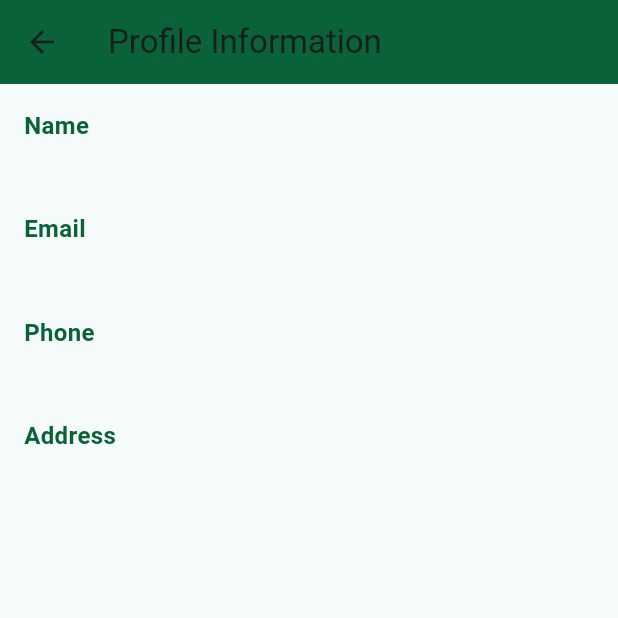
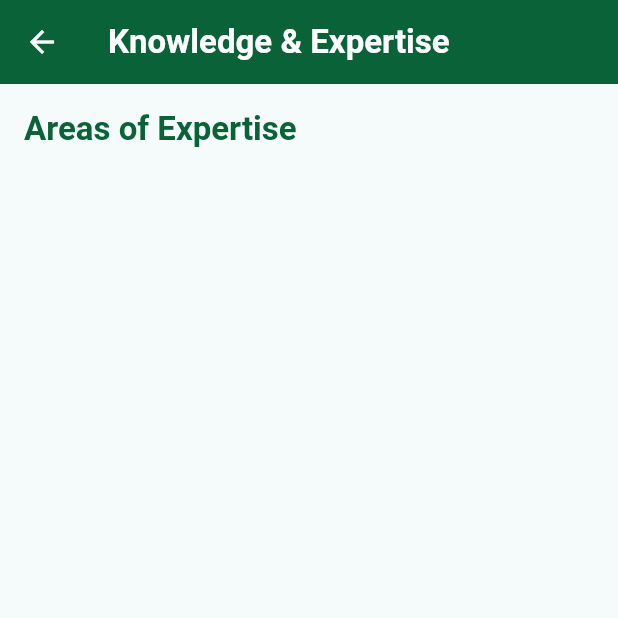
Before and after one commit to Chillingsss/delmonteflutter, a Flutter app: the Knowledge screen opened directly with empty values, on a phone screen of 412 x 824 dp, the top half of it. Run offline on Flutter 3.47's test engine with Material 3 defaults, Android fonts, the phone set to English and light mode, and no system bars; our stand-ins replace shared_preferences; accounts and stored records are empty; network calls fail.

Commit message:
update training image and knowledge

```diff
--- a/lib/candidate/viewProfile/knowledge.dart
+++ b/lib/candidate/viewProfile/knowledge.dart
@@ -1,55 +1,95 @@
 import 'package:flutter/material.dart';
 
 class Knowledge extends StatelessWidget {
-  final Map<String, dynamic> data;
+  final List<dynamic> knowledgeList;
 
-  const Knowledge({Key? key, required this.data}) : super(key: key);
+  const Knowledge({Key? key, required this.knowledgeList}) : super(key: key);
 
   @override
   Widget build(BuildContext context) {
-    return Scaffold(
-      appBar: AppBar(
-        title: Text('Profile Information'),
-        backgroundColor: Color(0xFF0A6338),
+    return Theme(
+      data: Theme.of(context).copyWith(
+        primaryColor: Color(0xFF0A6338),
+        appBarTheme: AppBarTheme(
+          backgroundColor: Color(0xFF0A6338),
+          foregroundColor: Colors.white,
+          iconTheme: IconThemeData(color: Colors.white),
+        ),
       ),
-      body: Padding(
+      child: Scaffold(
+        appBar: AppBar(
+          title: Text(
+            'Knowledge & Expertise',
+            style: TextStyle(fontWeight: FontWeight.w600, color: Colors.white),
+          ),
+          elevation: 0,
+        ),
+        body: SafeArea(
+          child: Padding(
+            padding: const EdgeInsets.all(16.0),
+            child: Column(
+              crossAxisAlignment: CrossAxisAlignment.start,
+              children: [
+                Text(
+                  'Areas of Expertise',
+                  style: Theme.of(context).textTheme.headline6?.copyWith(
+                        fontWeight: FontWeight.bold,
+                        color: Color(0xFF0A6338),
+                      ),
+                ),
+                SizedBox(height: 16),
+                Expanded(
+                  child: _buildKnowledgeList(context),
+                ),
+              ],
+            ),
+          ),
+        ),
+      ),
+    );
+  }
+
+  Widget _buildKnowledgeList(BuildContext context) {
+    return ListView.separated(
+      itemCount: knowledgeList.length,
+      separatorBuilder: (context, index) => Divider(
+        thickness: 1.2,
+        color: Colors.grey[300],
+        height: 32,
+      ),
+      itemBuilder: (context, index) =>
+          _buildKnowledgeCard(context, knowledgeList[index]),
+    );
+  }
+
+  Widget _buildKnowledgeCard(BuildContext context, dynamic knowledge) {
+    return Card(
+      shape: RoundedRectangleBorder(borderRadius: BorderRadius.circular(12)),
+      elevation: 3,
+      child: Padding(
         padding: const EdgeInsets.all(16.0),
-        child: Column(
+        child: Row(
           crossAxisAlignment: CrossAxisAlignment.start,
           children: [
-            _buildInfoItem(
-                'Name', data['cand_fname'] + ' ' + data['cand_lname']),
-            _buildInfoItem('Email', data['cand_email']),
-            _buildInfoItem('Phone', data['cand_contactno']),
-            _buildInfoItem('Address', data['cand_address']),
-            // Add more fields as needed
+            Icon(Icons.bolt,
+                color: Color(0xFF0A6338), size: 24), // More relevant icon
+            SizedBox(width: 16),
+            Expanded(
+              child: Column(
+                crossAxisAlignment: CrossAxisAlignment.start,
+                children: [
+                  Text(
+                    knowledge['knowledge_name'],
+                    style: Theme.of(context).textTheme.subtitle1?.copyWith(
+                          fontWeight: FontWeight.bold,
+                        ),
+                  ),
+                ],
+              ),
+            ),
           ],
         ),
       ),
     );
   }
-
-  Widget _buildInfoItem(String label, String value) {
-    return Padding(
-      padding: const EdgeInsets.only(bottom: 16.0),
-      child: Column(
-        crossAxisAlignment: CrossAxisAlignment.start,
-        children: [
-          Text(
-            label,
-            style: TextStyle(
-              fontSize: 16,
-              fontWeight: FontWeight.bold,
-              color: Color(0xFF0A6338),
-            ),
-          ),
-          SizedBox(height: 4),
-          Text(
-            value,
-            style: TextStyle(fontSize: 18),
-          ),
-        ],
-      ),
-    );
-  }
 }
--- a/lib/candidate/viewProfile/profileInformation.dart
+++ b/lib/candidate/viewProfile/profileInformation.dart
@@ -27,8 +27,12 @@ class ProfileInformation extends StatelessWidget {
 
     return Scaffold(
       appBar: AppBar(
-        title: Text('Profile Information'),
+        title: Text(
+          'Profile Information',
+          style: TextStyle(color: Colors.white),
+        ),
         backgroundColor: Color(0xFF0A6338),
+        iconTheme: IconThemeData(color: Colors.white),
       ),
       body: Padding(
         padding: const EdgeInsets.all(16.0),
--- a/lib/candidate/viewProfile/skills.dart
+++ b/lib/candidate/viewProfile/skills.dart
@@ -14,8 +14,12 @@ class Skills extends StatelessWidget {
 
     return Scaffold(
       appBar: AppBar(
-        title: Text('Skills'),
+        title: Text(
+          'Skills',
+          style: TextStyle(color: Colors.white),
+        ),
         backgroundColor: Color(0xFF0A6338),
+        iconTheme: IconThemeData(color: Colors.white),
       ),
       body: Padding(
         padding: const EdgeInsets.all(16.0),
--- a/lib/candidate/viewProfile/viewProfile.dart
+++ b/lib/candidate/viewProfile/viewProfile.dart
@@ -85,8 +85,12 @@ class _ViewProfileState extends State<ViewProfile> {
   Widget build(BuildContext context) {
     return Scaffold(
       appBar: AppBar(
-        title: const Text('Profile'),
+        title: const Text(
+          'Profile',
+          style: TextStyle(color: Colors.white),
+        ),
         backgroundColor: const Color(0xFF0A6338),
+        iconTheme: const IconThemeData(color: Colors.white),
       ),
       body: isLoading
           ? const Center(child: CircularProgressIndicator())
@@ -151,7 +155,7 @@ class _ViewProfileState extends State<ViewProfile> {
                         context,
                         MaterialPageRoute(
                           builder: (context) => Knowledge(
-                            data: profile['knowledge'] ?? [],
+                            knowledgeList: profile['knowledge'] ?? [],
                           ),
                         ),
                       );
--- a/pubspec.yaml
+++ b/pubspec.yaml
@@ -33,7 +33,7 @@ dependencies:
   http: ^0.13.5
   shared_preferences: ^2.0.15
   intl: ^0.19.0
-
+  cached_network_image: ^3.3.0
 
   # The following adds the Cupertino Icons font to your application.
   # Use with the CupertinoIcons class for iOS style icons.
```
Also changed, not shown: lib/candidate/dashboard.dart (+9 -3 lines), lib/candidate/viewProfile/educationalBackground.dart (+10 -2 lines), lib/candidate/viewProfile/employmentHistory.dart (+10 -2 lines), lib/candidate/viewProfile/training.dart (+11 -83 lines), assets/images/assist.png (added), assets/images/event.png (added), assets/images/expect.png (added), assets/images/expected4.png (added), assets/images/expected5.png (added), assets/images/expected6.png (added), assets/images/expected7.png (added), assets/images/fckk.png (added), assets/images/manage.png (added), assets/images/manager.png (added), 2 more files, 1 other file.
